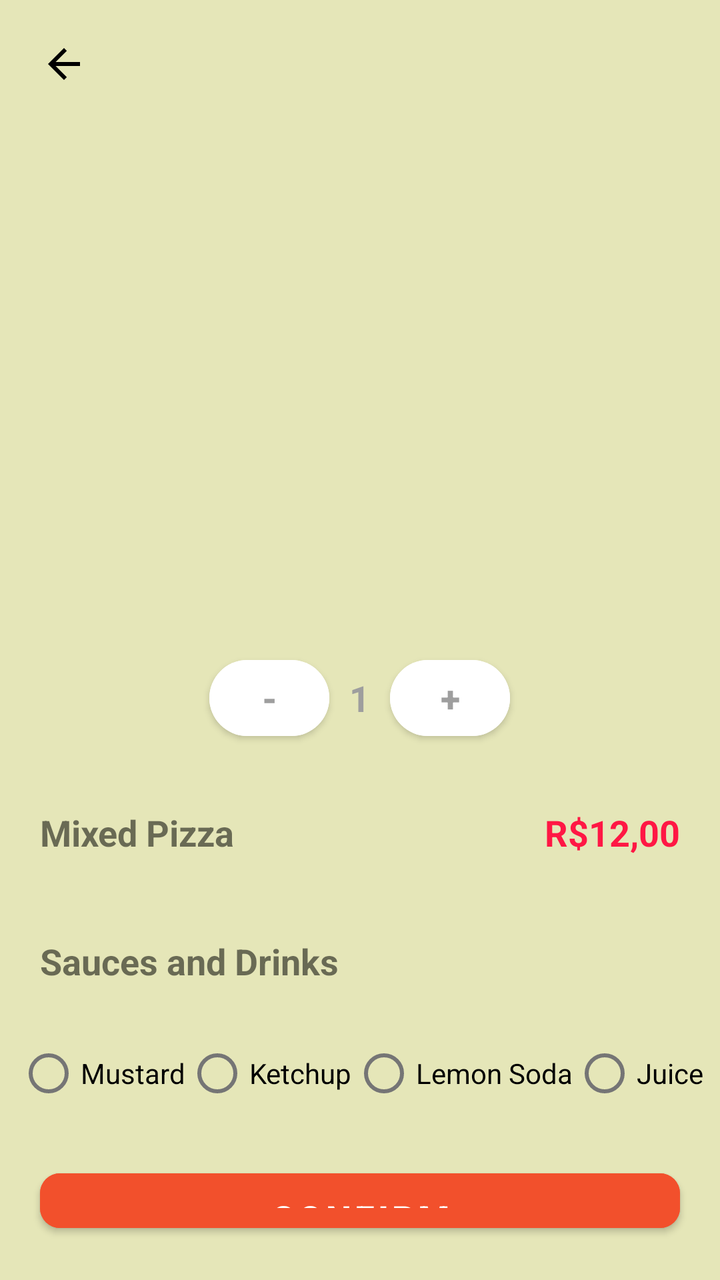
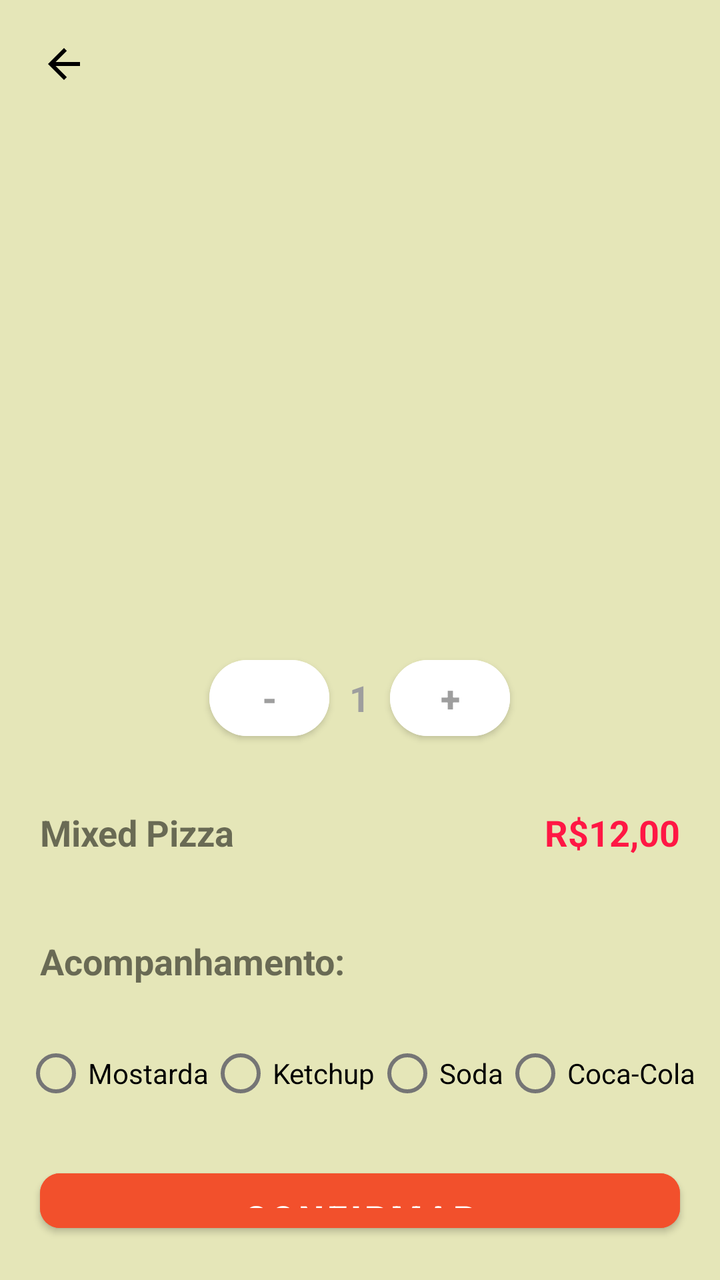

Two renders of the same Android screen: before a commit and after it. Below are the layout's source before the change and the commit's diff.
<!-- AndroidManifest.xml: application theme Theme.AppDePizzaria -->
<!-- res/layout/activity_product_details.xml -->
<?xml version="1.0" encoding="utf-8"?>
<LinearLayout xmlns:android="http://schemas.android.com/apk/res/android"
    xmlns:app="http://schemas.android.com/apk/res-auto"
    xmlns:tools="http://schemas.android.com/tools"
    android:id="@+id/main"
    android:layout_width="match_parent"
    android:layout_height="match_parent"
    android:orientation="vertical"
    android:background="@color/tela"
    tools:context=".ProductDetails">

    <ImageView
        android:id="@+id/btBack"
        android:layout_width="wrap_content"
        android:layout_height="wrap_content"
        android:src="@drawable/ic_arrow"
        android:layout_margin="20dp"/>

    <ImageView
        android:id="@+id/imgProduct"
        android:layout_width="250dp"
        android:layout_height="250dp"
        android:scaleType="centerCrop"
        android:layout_gravity="center" />

    <LinearLayout
        android:layout_width="match_parent"
        android:layout_height="wrap_content"
        android:orientation="horizontal"
        android:gravity="center">

        <Button
            android:id="@+id/btToDecrease"
            android:layout_width="60dp"
            android:layout_height="50dp"
            android:layout_margin="10dp"
            android:backgroundTint="@color/white"
            android:text="-"
            android:textColor="@color/dark_gray"
            android:textSize="18sp"
            android:textStyle="bold"
            app:cornerRadius="30dp" />

        <TextView
            android:id="@+id/txtAmount"
            android:layout_width="wrap_content"
            android:layout_height="wrap_content"
            android:text="1"
            android:textColor="@color/dark_gray"
            android:textSize="18sp"
            android:textStyle="bold"/>

        <Button
            android:id="@+id/btIncrease"
            android:layout_width="60dp"
            android:layout_height="50dp"
            android:text="+"
            android:textSize="18sp"
            android:textColor="@color/dark_gray"
            android:textStyle="bold"
            app:cornerRadius="30dp"
            android:backgroundTint="@color/white"
            android:layout_margin="10dp"/>

    </LinearLayout>

    <LinearLayout
        android:layout_width="match_parent"
        android:layout_height="wrap_content"
        android:orientation="horizontal">

        <TextView
            android:id="@+id/txtProductName"
            android:layout_width="wrap_content"
            android:layout_height="wrap_content"
            android:text="Mixed Pizza"
            android:textSize="18sp"
            android:textStyle="bold"
            android:gravity="start"
            android:layout_margin="20dp"/>

        <TextView
            android:id="@+id/txtPrice"
            android:layout_width="match_parent"
            android:layout_height="wrap_content"
            android:text="R$12,00"
            android:textSize="18sp"
            android:textColor="@color/red"
            android:textStyle="bold"
            android:gravity="end"
            android:layout_margin="20dp"/>

    </LinearLayout>

    <TextView
        android:layout_width="match_parent"
        android:layout_height="wrap_content"
        android:text="Sauces and Drinks"
        android:textSize="18sp"
        android:textStyle="bold"
        android:layout_margin="20dp" />
    
    <RadioGroup
        android:layout_width="match_parent"
        android:layout_height="wrap_content"
        android:orientation="horizontal"
        android:gravity="center">
        
        <RadioButton
            android:id="@+id/btMustard"
            android:layout_width="wrap_content"
            android:layout_height="wrap_content"
            android:text="Mustard"/>


        <RadioButton
            android:id="@+id/btKetchup"
            android:layout_width="wrap_content"
            android:layout_height="wrap_content"
            android:text="Ketchup"/>

        <RadioButton
            android:id="@+id/btLemonSoda"
            android:layout_width="wrap_content"
            android:layout_height="wrap_content"
            android:text="Lemon Soda"/>

        <RadioButton
            android:id="@+id/btJuice"
            android:layout_width="wrap_content"
            android:layout_height="wrap_content"
            android:text="Juice"/>

        
    </RadioGroup>
    
    <Button
        android:id="@+id/btConfirm"
        android:layout_width="match_parent"
        android:layout_height="wrap_content"
        android:text="Confirm"
        android:textSize="18sp"
        android:textColor="@color/white"
        android:textStyle="bold"
        android:backgroundTint="@color/orange"
        android:padding="10dp"
        app:cornerRadius="10dp"
        android:layout_margin="20dp"/>

    

</LinearLayout>
<!-- resources referenced by this layout -->
<resources>
  <color name="dark_gray">#9E9E9E</color>
  <color name="orange">#f2502c</color>
  <color name="red">#FF1744</color>
  <color name="tela">#e5e6b8</color>
  <color name="white">#FFFFFFFF</color>
  <!-- drawable ic_arrow (drawable) -->
  <vector xmlns:android="http://schemas.android.com/apk/res/android" android:autoMirrored="true" android:height="24dp" android:tint="#000000" android:viewportHeight="24" android:viewportWidth="24" android:width="24dp">
        
      <path android:fillColor="@android:color/white" android:pathData="M20,11H7.83l5.59,-5.59L12,4l-8,8 8,8 1.41,-1.41L7.83,13H20v-2z"/>
      
  </vector>
  <style name="Theme.AppDePizzaria" parent="Base.Theme.AppDePizzaria" />
  <style name="Base.Theme.AppDePizzaria" parent="Theme.MaterialComponents.DayNight.DarkActionBar">
          
          
          <item name="colorSecondaryVariant">@color/red</item>
          <item name="colorSecondary">@color/orange</item>
      </style>
</resources>

<!-- the commit's change to res/layout/activity_product_details.xml (unified diff, before → after) -->
@@ -95,7 +95,7 @@
     <TextView
         android:layout_width="match_parent"
         android:layout_height="wrap_content"
-        android:text="Sauces and Drinks"
+        android:text="Acompanhamento:"
         android:textSize="18sp"
         android:textStyle="bold"
         android:layout_margin="20dp" />
@@ -110,7 +110,7 @@
             android:id="@+id/btMustard"
             android:layout_width="wrap_content"
             android:layout_height="wrap_content"
-            android:text="Mustard"/>
+            android:text="Mostarda"/>
 
 
         <RadioButton
@@ -123,13 +123,13 @@
             android:id="@+id/btLemonSoda"
             android:layout_width="wrap_content"
             android:layout_height="wrap_content"
-            android:text="Lemon Soda"/>
+            android:text="Soda"/>
 
         <RadioButton
             android:id="@+id/btJuice"
             android:layout_width="wrap_content"
             android:layout_height="wrap_content"
-            android:text="Juice"/>
+            android:text="Coca-Cola"/>
 
         
     </RadioGroup>
@@ -138,7 +138,7 @@
         android:id="@+id/btConfirm"
         android:layout_width="match_parent"
         android:layout_height="wrap_content"
-        android:text="Confirm"
+        android:text="Confirmar"
         android:textSize="18sp"
         android:textColor="@color/white"
         android:textStyle="bold"
